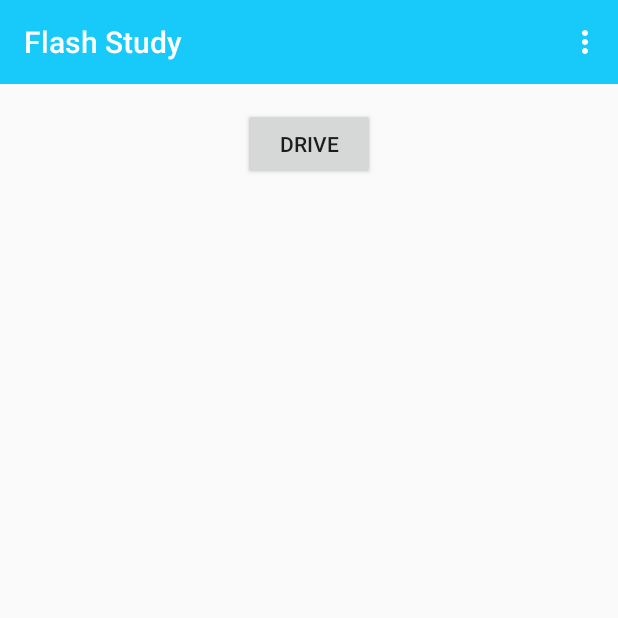
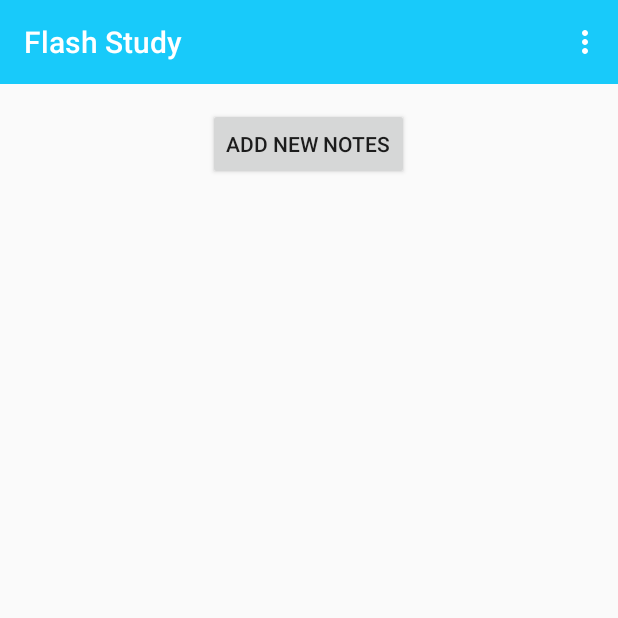
Before and after one commit to apache78/Flash-Study, an Android app: the screen it shows after launch (MainActivity), on a phone screen of 412 x 824 dp, the top half of it. Run offline under Robolectric (Android 15) with nearby library versions, the light colour scheme and no system bars; 2 statements that could not run were skipped.

Commit message:
updated some wordings

```diff
--- a/app/src/main/java/edu/washington/apache78/FlashStudy/activities/RetrieveContentsWithProgressDialogActivity.java
+++ b/app/src/main/java/edu/washington/apache78/FlashStudy/activities/RetrieveContentsWithProgressDialogActivity.java
@@ -80,7 +80,7 @@ public class RetrieveContentsWithProgressDialogActivity extends BaseDriveActivit
         // no files selected by the user.
         IntentSender intentSender = Drive.DriveApi
                 .newOpenFileActivityBuilder()
-                .setMimeType(new String[]{ "text/plain", "text/vnd.google-apps.document" })
+                .setMimeType(new String[]{ "text/plain"})
                 .build(getGoogleApiClient());
         try {
             startIntentSenderForResult(intentSender, REQUEST_CODE_OPENER, null, 0, 0, 0);
@@ -143,7 +143,7 @@ public class RetrieveContentsWithProgressDialogActivity extends BaseDriveActivit
 
                 return;
             }
-            showMessage("File contents: " + result);
+            //showMessage("File contents: " + result);
             Intent goToConvertNoteActivity = new Intent(RetrieveContentsWithProgressDialogActivity.this, ConvertNoteActivity.class);
             goToConvertNoteActivity.putExtra("noteContent",result);
             startActivity(goToConvertNoteActivity);
--- a/app/src/main/res/layout/activity_main.xml
+++ b/app/src/main/res/layout/activity_main.xml
@@ -11,7 +11,7 @@
     <Button
         android:layout_width="wrap_content"
         android:layout_height="wrap_content"
-        android:text="Drive"
+        android:text="Add New Notes"
         android:id="@+id/driveButton"
         android:layout_gravity="center_horizontal" />
 </LinearLayout>
```
